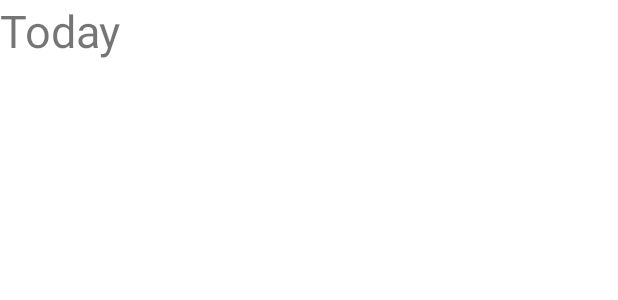
After one commit to alexionut525/AtmosphereWeatherApp, an Android app: the layout fragment_today_weather.xml on its own in the app's theme, with its tools: preview values and no code run, on a phone screen of 412 x 824 dp. The commit adds this screen. Shown: the top 300 px of the screen. Run offline under Robolectric (Android 15) with nearby library versions, the phone set to English and light mode, and no system bars.

Commit message:
Commit 06.03.2019 App complete: 15%

```diff
--- a/app/src/main/java/com/alexspataru/atmosphere_weatherapp/Common/Common.java
+++ b/app/src/main/java/com/alexspataru/atmosphere_weatherapp/Common/Common.java
@@ -1,6 +1,9 @@
 package com.alexspataru.atmosphere_weatherapp.Common;
+
+import android.location.Location;
 
 public class Common {
 
     public static final String APP_ID = "8346b1b32d7314257bf858dbb4a414f3";
+    public static Location current_location = null;
 }
--- a/app/src/main/java/com/alexspataru/atmosphere_weatherapp/Common/IOpenWeatherMap.java
+++ b/app/src/main/java/com/alexspataru/atmosphere_weatherapp/Retrofit/IOpenWeatherMap.java
@@ -1,4 +1,4 @@
-package com.alexspataru.atmosphere_weatherapp.Common;
+package com.alexspataru.atmosphere_weatherapp.Retrofit;
 
 import com.alexspataru.atmosphere_weatherapp.Model.WeatherResult;
 
--- /dev/null
+++ b/app/src/main/res/layout/fragment_today_weather.xml
@@ -0,0 +1,20 @@
+<?xml version="1.0" encoding="utf-8"?>
+<RelativeLayout xmlns:android="http://schemas.android.com/apk/res/android"
+    xmlns:tools="http://schemas.android.com/tools"
+    android:background="#ffff"
+    android:layout_width="match_parent"
+    android:layout_height="match_parent"
+    tools:context=".TodayWeatherFragment">
+
+
+
+    <TextView
+        android:layout_centerInParent= "true"
+        android:textSize="30sp"
+
+        android:layout_width="match_parent"
+        android:layout_height="match_parent"
+        android:text="@string/hello_blank_fragment"
+        />
+
+</RelativeLayout>
--- a/app/src/main/res/values/strings.xml
+++ b/app/src/main/res/values/strings.xml
@@ -1,3 +1,6 @@
 <resources>
     <string name="app_name">Atmosphere - Weather App</string>
+
+    <!-- TODO: Remove or change this placeholder text -->
+    <string name="hello_blank_fragment">Today</string>
 </resources>
--- a/app/src/main/res/values/styles.xml
+++ b/app/src/main/res/values/styles.xml
@@ -1,11 +1,14 @@
 <resources>
 
     <!-- Base application theme. -->
-    <style name="AppTheme" parent="Theme.AppCompat">
+    <style name="AppTheme" parent="Theme.AppCompat.Light.NoActionBar">
         <!-- Customize your theme here. -->
         <item name="colorPrimary">@color/colorPrimary</item>
         <item name="colorPrimaryDark">@color/colorPrimaryDark</item>
         <item name="colorAccent">@color/colorAccent</item>
+        <item name="windowNoTitle">true</item>
+        <item name="windowActionBar">false</item>
+
     </style>
 
 </resources>
```
Also changed, not shown: app/src/main/java/com/alexspataru/atmosphere_weatherapp/Adapter/ViewPagerAdapter.java (added, +43 -0 lines), app/src/main/java/com/alexspataru/atmosphere_weatherapp/MainActivity.java (+123 -0 lines), app/src/main/java/com/alexspataru/atmosphere_weatherapp/TodayWeatherFragment.java (added, +40 -0 lines), app/src/main/res/layout/activity_main.xml (+43 -9 lines).
